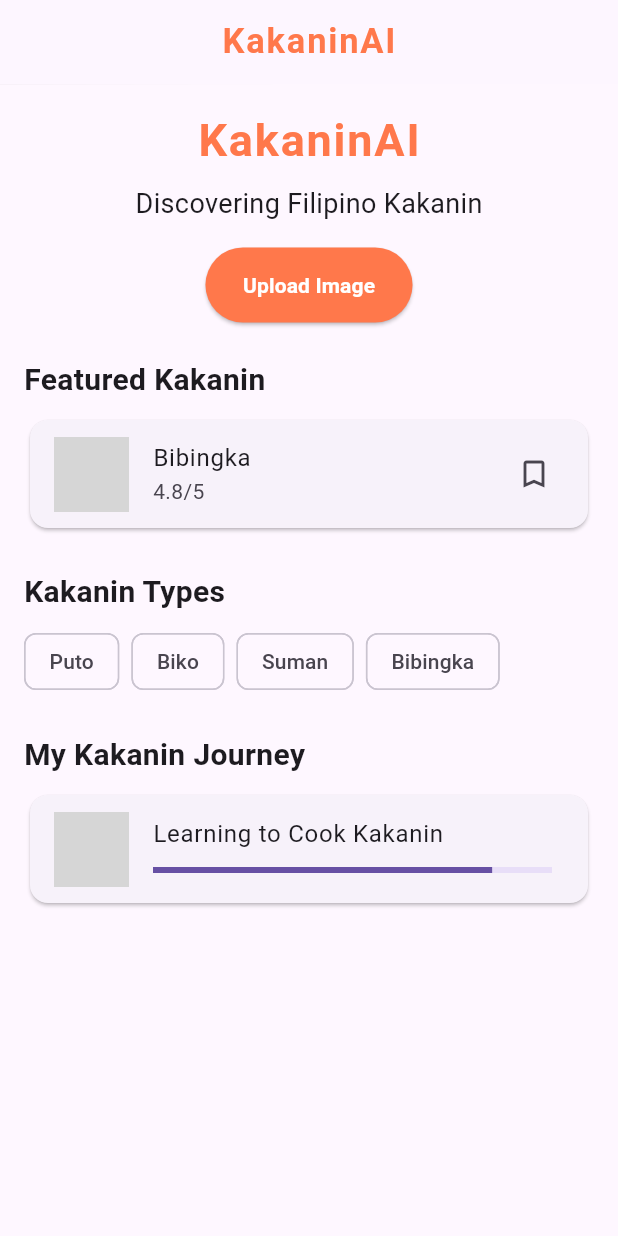
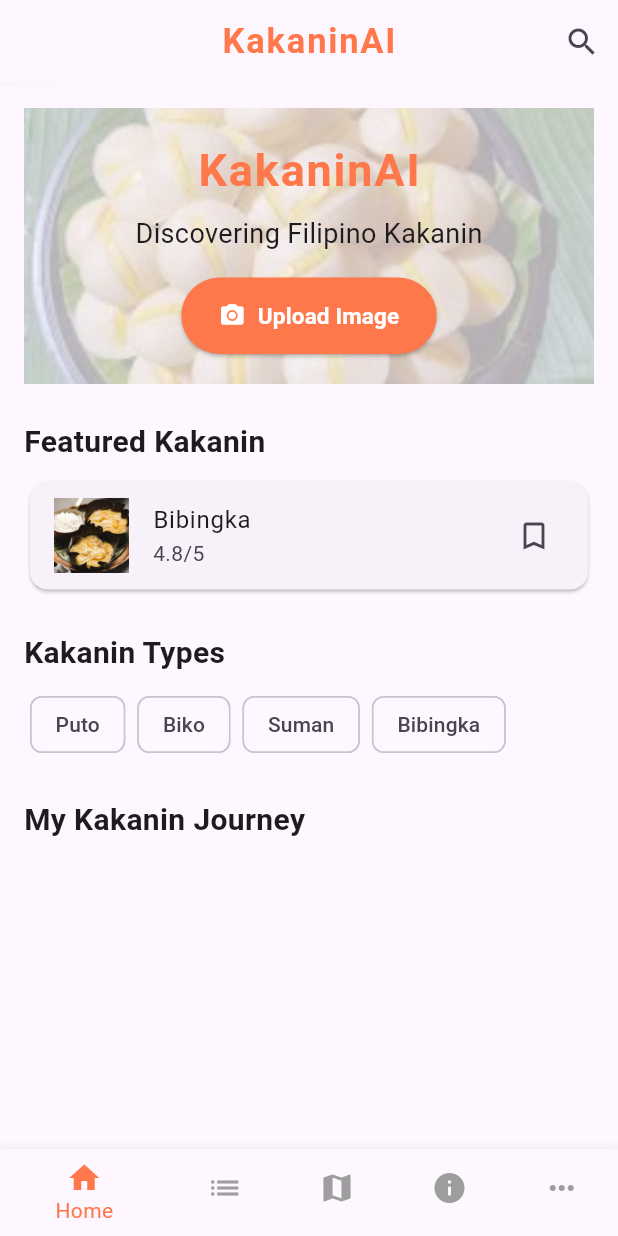
Before and after one commit to Tahmwellrups/KakaninAI, a Flutter app: the screen it shows after launch, on a phone screen of 412 x 824 dp. Run offline on Flutter 3.47's test engine with Material 3 defaults, Android fonts, the phone set to English and light mode, and no system bars; grey boxes are pictures that could not be loaded.

Commit message:
Add initial screen files and update project dependencies

```diff
--- a/kakaninai/lib/main.dart
+++ b/kakaninai/lib/main.dart
@@ -17,14 +17,82 @@ class MyApp extends StatelessWidget {
       theme: ThemeData(
         primarySwatch: Colors.orange,
       ),
-      home: const HomeScreen(),
+      home: const BottomNavScreen(),
     );
   }
 }
 
-class HomeScreen extends StatelessWidget {
+// Main Navigation Screen
+class BottomNavScreen extends StatefulWidget {
+  const BottomNavScreen({super.key});
+
+  @override
+  State<BottomNavScreen> createState() => _BottomNavScreenState();
+}
+
+class _BottomNavScreenState extends State<BottomNavScreen> {
+  int _selectedIndex = 0;
+
+  // List of screens for navigation
+  static const List<Widget> _pages = [
+    HomeScreen(),
+    CatalogueScreen(),
+    RegionsScreen(),
+    FunFactsScreen(),
+    MoreScreen(),
+  ];
+
+  void _onItemTapped(int index) {
+    setState(() {
+      _selectedIndex = index;
+    });
+  }
+
+  @override
+  Widget build(BuildContext context) {
+    return Scaffold(
+      body: _pages[_selectedIndex],
+      bottomNavigationBar: BottomNavigationBar(
+        items: const [
+          BottomNavigationBarItem(
+            icon: Icon(Icons.home),
+            label: 'Home',
+          ),
+          BottomNavigationBarItem(
+            icon: Icon(Icons.list),
+            label: 'Catalogue',
+          ),
+          BottomNavigationBarItem(
+            icon: Icon(Icons.map),
+            label: 'Regions',
+          ),
+          BottomNavigationBarItem(
+            icon: Icon(Icons.info),
+            label: 'Fun Facts',
+          ),
+          BottomNavigationBarItem(
+            icon: Icon(Icons.more_horiz),
+            label: 'More',
+          ),
+        ],
+        currentIndex: _selectedIndex,
+        selectedItemColor: customOrange,
+        unselectedItemColor: Colors.grey,
+        onTap: _onItemTapped,
+      ),
+    );
+  }
+}
+
+// Home Screen
+class HomeScreen extends StatefulWidget {
   const HomeScreen({super.key});
 
+  @override
+  State<HomeScreen> createState() => _HomeScreenState();
+}
+
+class _HomeScreenState extends State<HomeScreen> {
   @override
   Widget build(BuildContext context) {
     return Scaffold(
@@ -39,6 +107,17 @@ class HomeScreen extends StatelessWidget {
         centerTitle: true,
         shadowColor: Colors.black,
         elevation: 0.1,
+        actions: [
+          IconButton(
+            icon: const Icon(Icons.search),
+            onPressed: () {
+              showSearch(
+                context: context,
+                delegate: MySearchDelegate(),
+              );
+            },
+          ),
+        ],
       ),
       body: SingleChildScrollView(
         child: Padding(
@@ -47,6 +126,16 @@ class HomeScreen extends StatelessWidget {
             crossAxisAlignment: CrossAxisAlignment.start,
             children: [
               Center(
+                child: Container(
+                  decoration: const BoxDecoration(
+                    image: DecorationImage(
+                      image: AssetImage('images/puto.jpg'),
+                      opacity: 0.3,
+                      fit: BoxFit.cover,
+                    ),
+                  ),
+                  padding: const EdgeInsets.symmetric(vertical: 20),
+                  child: Center(
                     child: Column(
                       mainAxisAlignment: MainAxisAlignment.center,
                       crossAxisAlignment: CrossAxisAlignment.center,
@@ -55,38 +144,42 @@ class HomeScreen extends StatelessWidget {
                           'KakaninAI',
                           style: TextStyle(
                             fontSize: 30,
-                        color: customOrange, // Ensure customOrange is defined elsewhere
+                            color: customOrange,
                             fontWeight: FontWeight.bold,
                             letterSpacing: 1.2,
                           ),
                         ),
-                    const SizedBox(height: 8), // Add spacing between the texts
+                        const SizedBox(height: 8),
                         const Text(
                           'Discovering Filipino Kakanin',
                           style: TextStyle(
                             fontSize: 18,
                           ),
                         ),
-                    const SizedBox(height: 16), // Add spacing before the button
-                    ElevatedButton(
-                      onPressed: () {
-
-                      },
+                        const SizedBox(height: 16),
+                        ElevatedButton.icon(
+                          icon: const Icon(
+                            Icons.camera_alt,
+                            color: Colors.white,
+                          ),
+                          onPressed: () {},
                           style: ElevatedButton.styleFrom(
                             backgroundColor: customOrange,
                             foregroundColor: Colors.white,
-                        // elevation: 5,
-                        padding: const EdgeInsets.symmetric(horizontal: 25, vertical: 15),
+                            padding: const EdgeInsets.symmetric(
+                              horizontal: 25, vertical: 15),
                           ),
-                      child: const Text(
+                          label: const Text(
                             'Upload Image',
                             style: TextStyle(
+                              fontSize: 15,
                               fontWeight: FontWeight.bold,
                             ),
                           ),
                         ),
-
                       ],
+                    ),
+                  ),
                 ),
               ),
               const SizedBox(height: 24),
@@ -95,7 +188,7 @@ class HomeScreen extends StatelessWidget {
                 style: TextStyle(fontSize: 20, fontWeight: FontWeight.bold),
               ),
               const SizedBox(height: 8),
-              _buildKakaninCard('Bibingka', 'assets/bibingka.jpg'),
+              _buildKakaninCard('Bibingka', 'images/bibingka.jpg'),
               const SizedBox(height: 24),
               const Text(
                 'Kakanin Types',
@@ -109,7 +202,7 @@ class HomeScreen extends StatelessWidget {
                 style: TextStyle(fontSize: 20, fontWeight: FontWeight.bold),
               ),
               const SizedBox(height: 8),
-              _buildJourneyCard(),
+              // _buildJourneyCard(),
             ],
           ),
         ),
@@ -120,7 +213,8 @@ class HomeScreen extends StatelessWidget {
   Widget _buildKakaninCard(String name, String imagePath) {
     return Card(
       child: ListTile(
-        leading: Image.asset(imagePath, width: 50, height: 50, fit: BoxFit.cover),
+        leading:
+            Image.asset(imagePath, width: 50, height: 50, fit: BoxFit.cover),
         title: Text(name),
         subtitle: const Text('4.8/5'),
         trailing: const Icon(Icons.bookmark_border),
@@ -130,22 +224,131 @@ class HomeScreen extends StatelessWidget {
 
   Widget _buildKakaninTypes() {
     final types = ['Puto', 'Biko', 'Suman', 'Bibingka']; // Add more types
-    return Wrap(
-      spacing: 8.0,
-      runSpacing: 8.0,
+    return SizedBox(
+      height: 50,
+      child: ListView(
+        scrollDirection: Axis.horizontal,
         children: types.map((type) {
-        return Chip(label: Text(type));
+          return Padding(
+            padding: const EdgeInsets.symmetric(horizontal: 4.0),
+            child: Chip(label: Text(type)),
+          );
         }).toList(),
+      ),
     );
   }
 
-  Widget _buildJourneyCard() {
-    return Card(
-      child: ListTile(
-        leading: Image.asset('assets/journey.jpg', width: 50, height: 50), // Replace
-        title: const Text('Learning to Cook Kakanin'),
-        subtitle: const LinearProgressIndicator(value: 0.85),
+  // Widget _buildJourneyCard() {
+  //   return Card(
+  //     child: ListTile(
+  //       leading: Image.asset('assets/journey.jpg', width: 50, height: 50),
+  //       title: const Text('Learning to Cook Kakanin'),
+  //       subtitle: const LinearProgressIndicator(value: 0.85),
+  //     ),
+  //   );
+  // }
+}
+
+class MySearchDelegate extends SearchDelegate<String> {
+    final List<String> _kakaninList = [
+      'Bibingka',
+      'Puto',
+      'Biko',
+      'Suman',
+      // Add more kakanin names here
+    ];
+
+    @override
+    List<Widget> buildActions(BuildContext context) {
+      return [
+        IconButton(
+          icon: const Icon(Icons.clear),
+          onPressed: () {
+            query = '';
+          },
         ),
+      ];
+    }
+
+    @override
+    Widget buildLeading(BuildContext context) {
+      return IconButton(
+        icon: const Icon(Icons.arrow_back),
+        onPressed: () {
+          close(context, '');
+        },
+      );
+    }
+
+    @override
+    Widget buildResults(BuildContext context) {
+      final results = _kakaninList.where((kakanin) => kakanin.toLowerCase().contains(query.toLowerCase())).toList();
+
+      return ListView.builder(
+        itemCount: results.length,
+        itemBuilder: (context, index) {
+          return ListTile(
+            title: Text(results[index]),
+            onTap: () {
+              close(context, results[index]);
+            },
+          );
+        },
+      );
+    }
+
+    @override
+    Widget buildSuggestions(BuildContext context) {
+      final suggestions = _kakaninList.where((kakanin) => kakanin.toLowerCase().contains(query.toLowerCase())).toList();
+
+      return ListView.builder(
+        itemCount: suggestions.length,
+        itemBuilder: (context, index) {
+          return ListTile(
+            title: Text(suggestions[index]),
+            onTap: () {
+              query = suggestions[index];
+              showResults(context);
+            },
+          );
+        },
       );
     }
   }
+
+// Placeholder Screens for Navigation
+class CatalogueScreen extends StatelessWidget {
+  const CatalogueScreen({super.key});
+
+  @override
+  Widget build(BuildContext context) {
+    return const Center(child: Text('Catalogue Screen'));
+  }
+}
+
+class RegionsScreen extends StatelessWidget {
+  const RegionsScreen({super.key});
+
+  @override
+  Widget build(BuildContext context) {
+    return const Center(child: Text('Regions Screen'));
+  }
+}
+
+class FunFactsScreen extends StatelessWidget {
+  const FunFactsScreen({super.key});
+
+  @override
+  Widget build(BuildContext context) {
+    return const Center(child: Text('Fun Facts Screen'));
+  }
+}
+
+class MoreScreen extends StatelessWidget {
+  const MoreScreen({super.key});
+
+  @override
+  Widget build(BuildContext context) {
+    return const Center(child: Text('More Screen'));
+  }
+}
```
Also changed, not shown: kakaninai/pubspec.yaml (+3 -9 lines), kakaninai/images/bibingka.jpg (added), kakaninai/images/puto.jpg (added), kakaninai/lib/screens/catalogue_screen.dart (added), kakaninai/lib/screens/home_screen.dart (added), kakaninai/lib/screens/regions_screen.dart (added), kakaninai/lib/screens/settings_screen.dart (added), kakaninai/pubspec.lock, 1 other file. Lines whose indentation alone changed are shown as unchanged.
